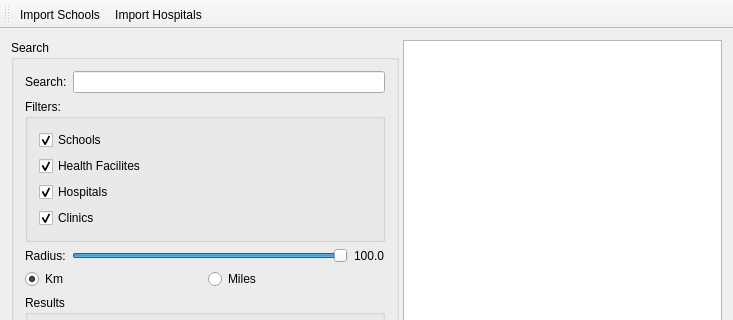
Above: mainwindow.ui from Team-Harmless/UNICEF-Project before the change; both pictures show x 0 to 733 and y 0 to 320 of the 733 by 717 pixel window. Below: the same form after it.
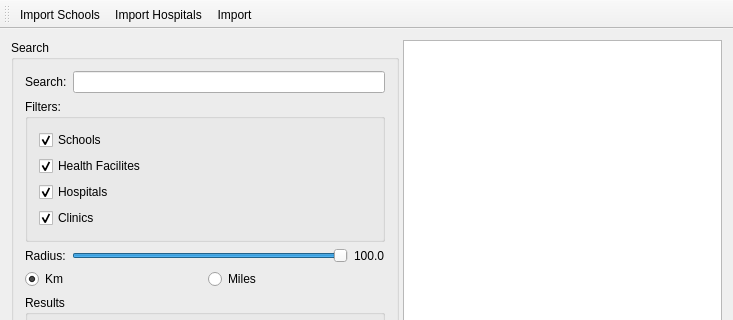
That is the form after the change.

Commit message: Updated UI (Un-threaded)

What changed in the file:
```diff
--- a/mainwindow.ui
+++ b/mainwindow.ui
@@ -184,6 +184,7 @@
    </attribute>
    <addaction name="actionImport_Schools"/>
    <addaction name="actionImport_Hospitals"/>
+   <addaction name="actionImport"/>
   </widget>
   <action name="actionImport_Schools">
    <property name="text">
@@ -195,6 +196,11 @@
     <string>Import Hospitals</string>
    </property>
   </action>
+  <action name="actionImport">
+   <property name="text">
+    <string>Import</string>
+   </property>
+  </action>
  </widget>
  <layoutdefault spacing="6" margin="11"/>
  <resources/>
```
The commit also changes 4 other files.
